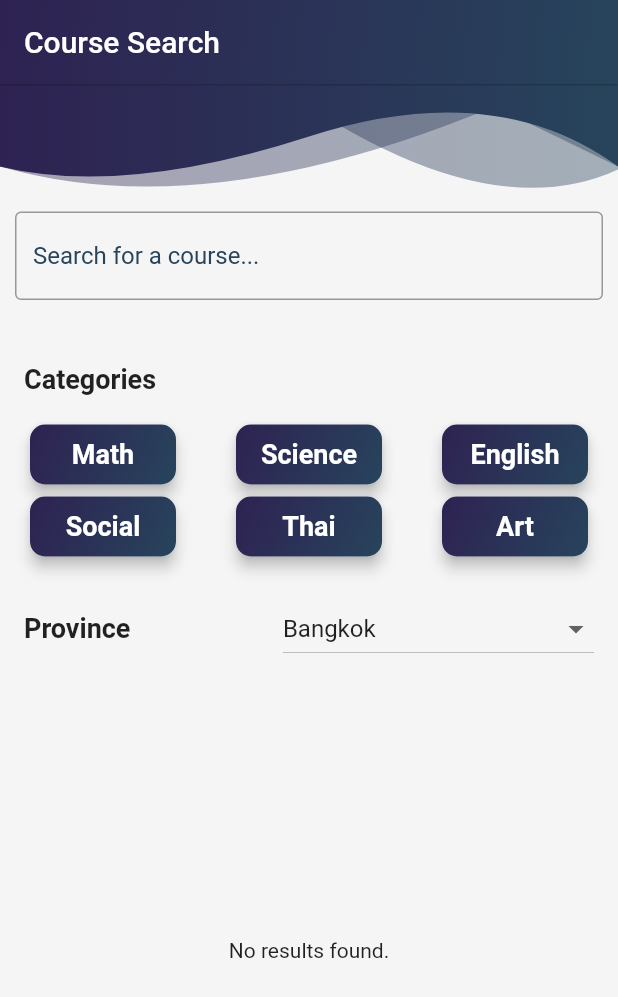
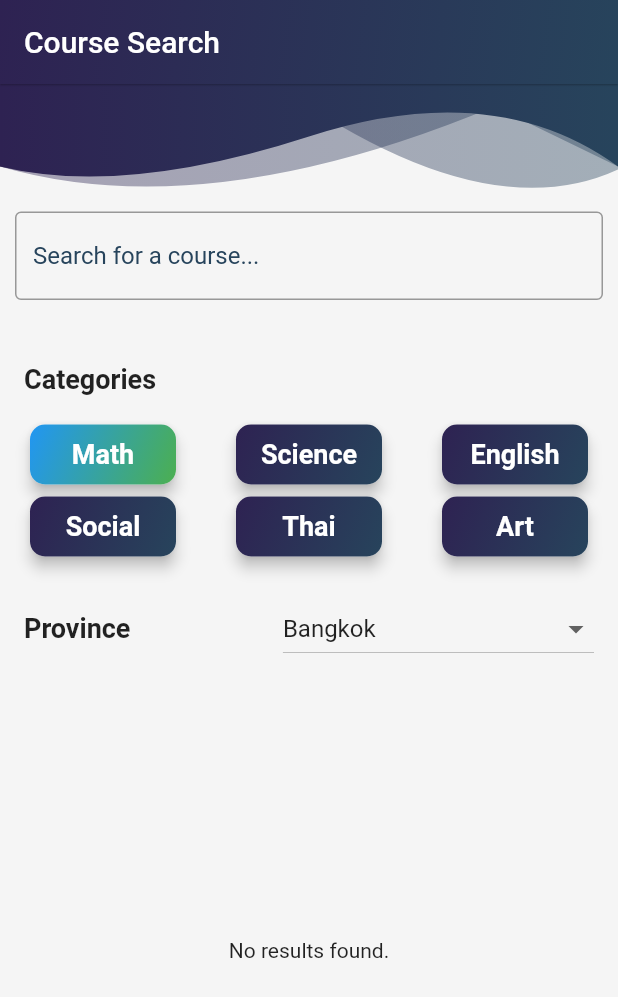
Before and after one commit to yasinthon04/TutorGo-Project, a Flutter app: the SearchPage screen opened directly, after a tap on "Math", on a phone screen of 412 x 824 dp. Shown: the top 997 px of the screen. Run offline on Flutter 3.47's test engine with Material 2 defaults, Android fonts, the phone set to English and light mode, and no system bars; our stand-ins replace carousel_slider, cloud_firestore, firebase_auth, firebase_core, firebase_storage, flutter_cache_manager and 3 more; missing offline and left inert: maps_launcher; accounts and stored records are empty.

Commit message:
edit UI for home and search

```diff
--- a/lib/pages/navpage/search.dart
+++ b/lib/pages/navpage/search.dart
@@ -16,6 +16,7 @@ class _SearchPageState extends State<SearchPage> {
   bool _showCategories = true;
   List<String> _provinces = []; // List to store provinces
   String _selectedProvince = 'Bangkok'; // Currently selected province
+  String _selectedCategory = '';
 
   @override
   void initState() {
@@ -152,9 +153,13 @@ class _SearchPageState extends State<SearchPage> {
   }
 
   Widget _buildCategoryCard(BuildContext context, String category) {
+    final isSelected =
+        category == _selectedCategory; // Check if the category is selected
+
     return GestureDetector(
       onTap: () {
         setState(() {
+          _selectedCategory = category; // Update the selected category
           _searchStream = FirebaseFirestore.instance
               .collection('courses')
               .where('category', isEqualTo: category)
@@ -170,10 +175,15 @@ class _SearchPageState extends State<SearchPage> {
           decoration: BoxDecoration(
             borderRadius: BorderRadius.circular(10),
             gradient: LinearGradient(
-              colors: [
-                Theme.of(context).primaryColor,
-                Theme.of(context).hintColor,
-              ], // Adjust gradient colors as needed
+              colors: isSelected
+                  ? [
+                      Colors.blue, // Change to the desired selected colors
+                      Colors.green,
+                    ]
+                  : [
+                      Theme.of(context).primaryColor,
+                      Theme.of(context).hintColor,
+                    ],
               begin: Alignment.topLeft,
               end: Alignment.bottomRight,
             ),
--- a/pubspec.yaml
+++ b/pubspec.yaml
@@ -49,6 +49,7 @@ dependencies:
   path_provider: ^2.1.0
   curved_navigation_bar: ^1.0.3
   google_nav_bar: ^5.0.6
+  carousel_slider: ^4.2.1
 
 
 dev_dependencies:
```
Also changed, not shown: lib/pages/navpage/home.dart (+8 -6 lines), pubspec.lock.
